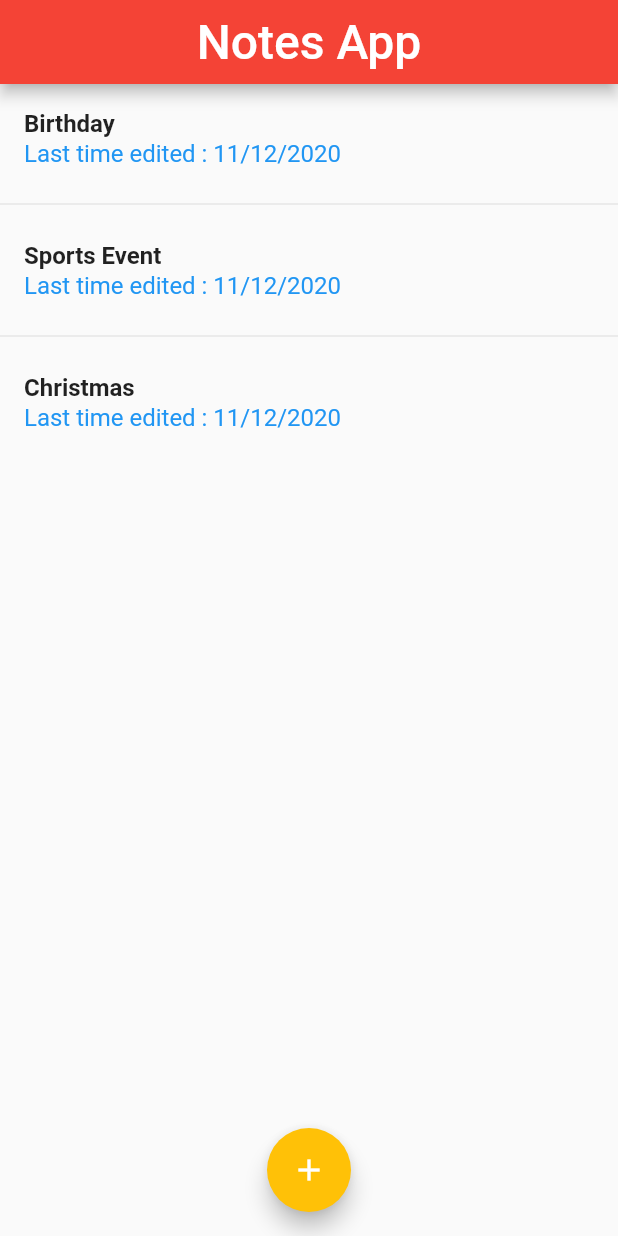
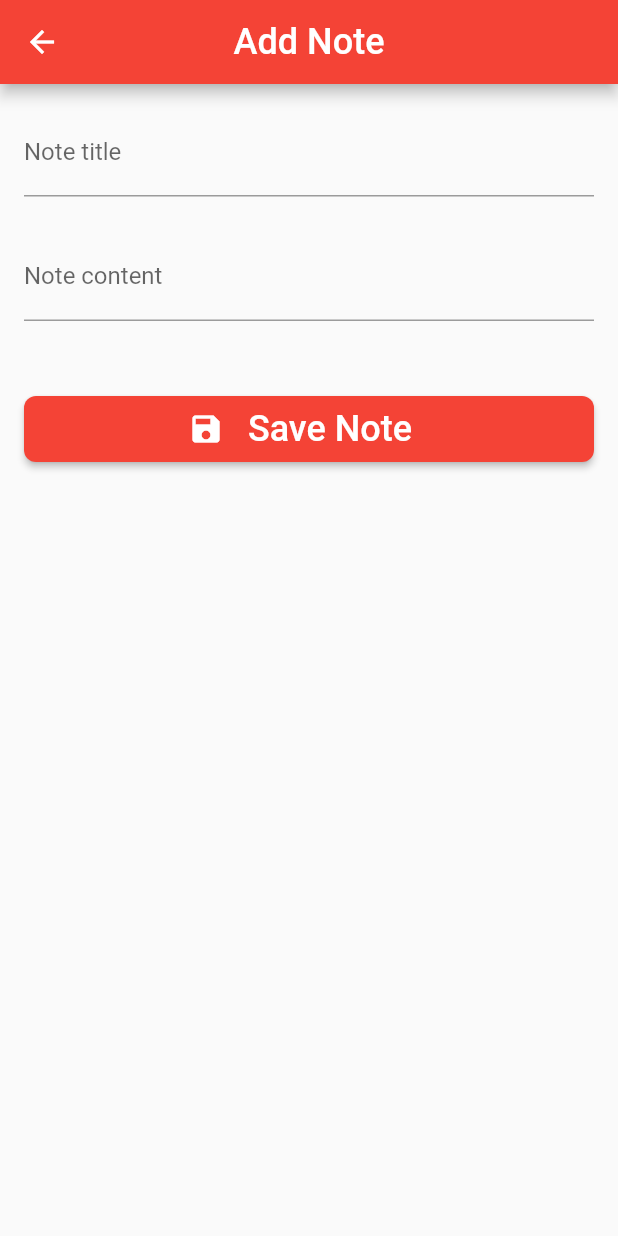
Before and after one commit to crataristo4/notes_app, a Flutter app: the screen it shows after launch, after a tap on the "add" icon, on a phone screen of 412 x 824 dp. Run offline on Flutter 3.47's test engine with Material 2 defaults, Android fonts, the phone set to English and light mode, and no system bars; Roboto replaces fonts that are missing (Signatra).

Commit message:
added text input fields  and a button . created create_or_edit_notes.dart

```diff
--- a/lib/constants/appConstants.dart
+++ b/lib/constants/appConstants.dart
@@ -3,9 +3,28 @@ class AppConstants {
 
   get addNote => "Add Note";
 
+  get createNote => "Add Note";
+
+  get editNote => "Add Note";
+
+  get saveNote => "Save Note";
+
+  get noteTitle => "Note title";
+
+  get noteTitleHint => "Write a title for your note";
+
+  get noteContent => "Note content";
+
+  get noteContentHint => "Describe the content for your note";
+
+  get noteSaved => "Note successfully saved";
+
   get font24 => 24.0;
+
   get margin32 => 32.0;
+
   get margin8 => 8.0;
+
   get margin16 => 16.0;
 
   get font16 => 16.0;
--- /dev/null
+++ b/lib/pages/create_or_edit_notes.dart
@@ -0,0 +1,78 @@
+import 'package:flutter/cupertino.dart';
+import 'package:flutter/material.dart';
+import 'package:notes_app/constants/appConstants.dart';
+import 'package:notes_app/widgets/header.dart';
+
+class CreateOrEditNote extends StatelessWidget {
+  final TextEditingController txtNoteTitle = TextEditingController();
+  final TextEditingController txtNoteContent = TextEditingController();
+  final key = GlobalKey<ScaffoldState>();
+
+  @override
+  Widget build(BuildContext context) {
+    return Scaffold(
+      key: key,
+      appBar:
+          header(context, isAppTitle: false, title: AppConstants().createNote),
+      body: ListView(
+        children: [
+          Padding(
+            padding: EdgeInsets.all(AppConstants().margin16),
+            child: TextField(
+              controller: txtNoteTitle,
+              keyboardType: TextInputType.text,
+              decoration: InputDecoration(
+                  labelText: AppConstants().noteTitle,
+                  hintText: AppConstants().noteTitleHint),
+            ),
+          ),
+          SizedBox(
+            height: AppConstants().margin8,
+          ),
+          Padding(
+            padding: EdgeInsets.only(
+                left: AppConstants().margin16,
+                right: AppConstants().margin16,
+                bottom: AppConstants().margin16),
+            child: TextField(
+              controller: txtNoteContent,
+              keyboardType: TextInputType.multiline,
+              decoration: InputDecoration(
+                  labelText: AppConstants().noteContent,
+                  hintText: AppConstants().noteContentHint),
+            ),
+          ),
+          SizedBox(
+            height: AppConstants().margin32,
+          ),
+          Padding(
+            padding: EdgeInsets.only(
+                left: AppConstants().margin16,
+                right: AppConstants().margin16,
+                bottom: AppConstants().margin16),
+            child: RaisedButton.icon(
+                shape: RoundedRectangleBorder(
+                    borderRadius:
+                        BorderRadius.circular(AppConstants().margin8)),
+                color: Colors.red,
+                onPressed: () {
+                  //save notes
+                },
+                icon: Icon(
+                  Icons.save,
+                  color: Colors.white,
+                ),
+                label: Padding(
+                  padding: EdgeInsets.all(AppConstants().margin8),
+                  child: Text(
+                    AppConstants().saveNote,
+                    style: TextStyle(
+                        color: Colors.white, fontSize: AppConstants().font24),
+                  ),
+                )),
+          )
+        ],
+      ),
+    );
+  }
+}
--- a/lib/pages/homePage.dart
+++ b/lib/pages/homePage.dart
@@ -2,6 +2,7 @@ import 'package:flutter/cupertino.dart';
 import 'package:flutter/material.dart';
 import 'package:notes_app/constants/appConstants.dart';
 import 'package:notes_app/model/notes_model.dart';
+import 'package:notes_app/pages/create_or_edit_notes.dart';
 import 'package:notes_app/widgets/header.dart';
 
 class HomePage extends StatelessWidget {
@@ -33,7 +34,11 @@ class HomePage extends StatelessWidget {
       appBar: header(context, isAppTitle: true),
       floatingActionButtonLocation: FloatingActionButtonLocation.centerFloat,
       floatingActionButton: FloatingActionButton(
-        onPressed: () {},
+        onPressed: () {
+          Navigator.push(context, MaterialPageRoute(builder: (context) {
+            return CreateOrEditNote();
+          }));
+        },
         hoverColor: Colors.green,
         backgroundColor: Colors.amber,
         child: Icon(
```
